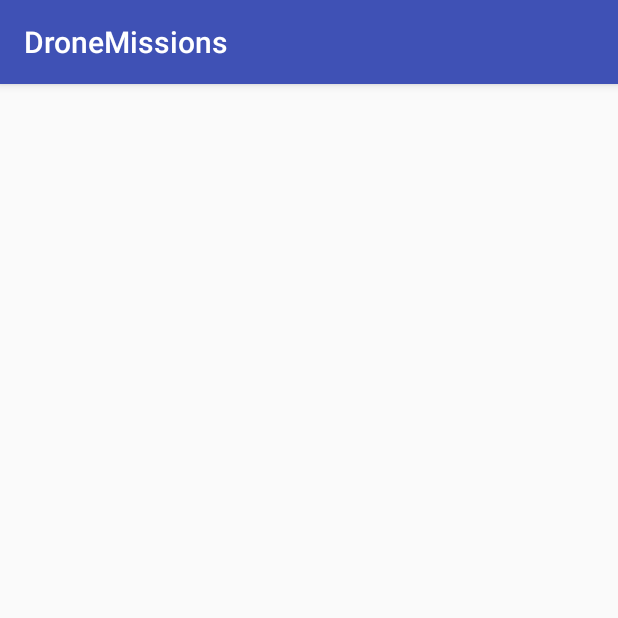
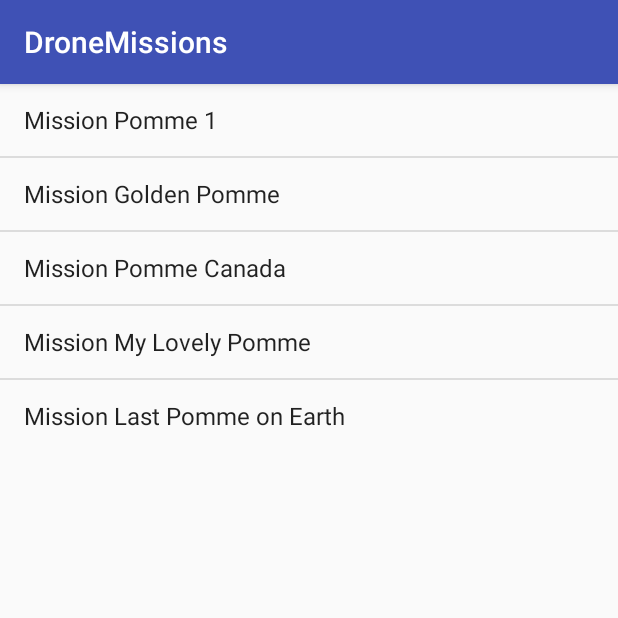
Before and after one commit to Tanaht/LaPommeVolante, an Android app: the HistoryActivity screen opened directly, with no data from a screen before it, on a phone screen of 412 x 824 dp, the top half of it. Run offline under Robolectric (Android 15) with nearby library versions, the phone set to English and light mode, and no system bars.

Commit message:
Add Missions History Activity and Layout

```diff
--- a/android/DroneMissions/app/src/main/java/ila/fr/dronemissions/HistoryActivity.java
+++ b/android/DroneMissions/app/src/main/java/ila/fr/dronemissions/HistoryActivity.java
@@ -1,13 +1,47 @@
 package ila.fr.dronemissions;
 
+import android.content.Intent;
 import android.support.v7.app.AppCompatActivity;
 import android.os.Bundle;
+import android.view.View;
+import android.widget.AdapterView;
+import android.widget.ArrayAdapter;
+import android.widget.ListView;
+import android.widget.Toast;
+
+import java.util.Arrays;
+import java.util.List;
 
 public class HistoryActivity extends AppCompatActivity {
+
+    ListView listView;
 
     @Override
     protected void onCreate(Bundle savedInstanceState) {
         super.onCreate(savedInstanceState);
         setContentView(R.layout.activity_history);
+
+        Intent intent = getIntent();
+        // TODO : replace this with a call to Missions API service
+        List<String> missions = Arrays.asList("Mission Pomme 1", "Mission Golden Pomme",
+                "Mission Pomme Canada", "Mission My Lovely Pomme", "Mission Last Pomme on Earth");
+
+        listView = (ListView) findViewById(R.id.listView);
+        //android.R.layout.simple_list_item_1 est une vue disponible de base dans le SDK android,
+        //Contenant une TextView avec comme identifiant "@android:id/text1"
+
+        final ArrayAdapter<String> adapter = new ArrayAdapter<String>(HistoryActivity.this,
+                android.R.layout.simple_list_item_1, missions);
+        listView.setAdapter(adapter);
+
+        listView.setOnItemClickListener(new AdapterView.OnItemClickListener() {
+            @Override
+            public void onItemClick(AdapterView<?> parent, View view,
+                                    int position, long id) {
+                Toast.makeText(getApplicationContext(),
+                        "Click ListItem Number " + position, Toast.LENGTH_LONG)
+                        .show();
+            }
+        });
     }
 }
--- a/android/DroneMissions/app/src/main/res/layout/activity_history.xml
+++ b/android/DroneMissions/app/src/main/res/layout/activity_history.xml
@@ -6,4 +6,9 @@
     android:layout_height="match_parent"
     tools:context="ila.fr.dronemissions.HistoryActivity">
 
+    <ListView
+        android:id="@+id/listView"
+        android:layout_width="wrap_content"
+        android:layout_height="wrap_content" />
+
 </android.support.constraint.ConstraintLayout>
```
